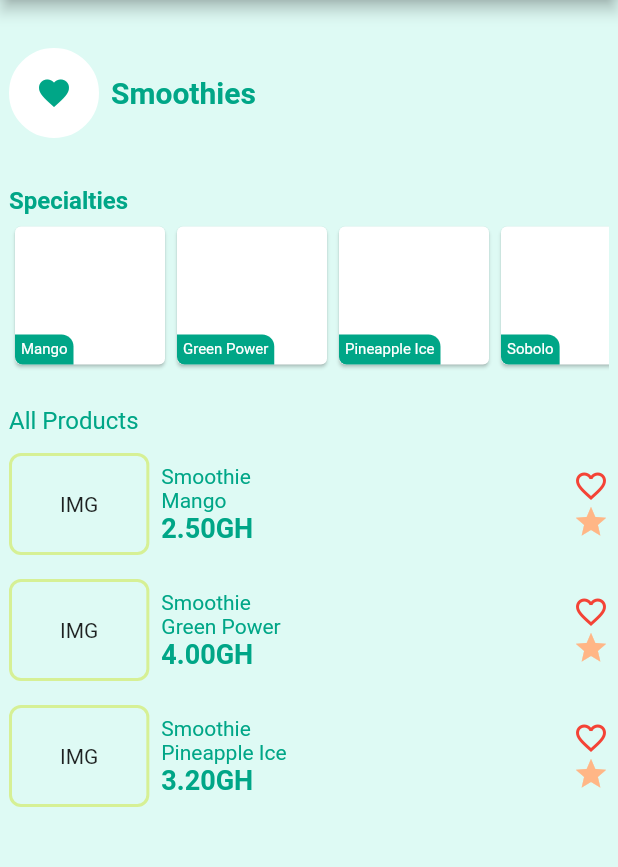
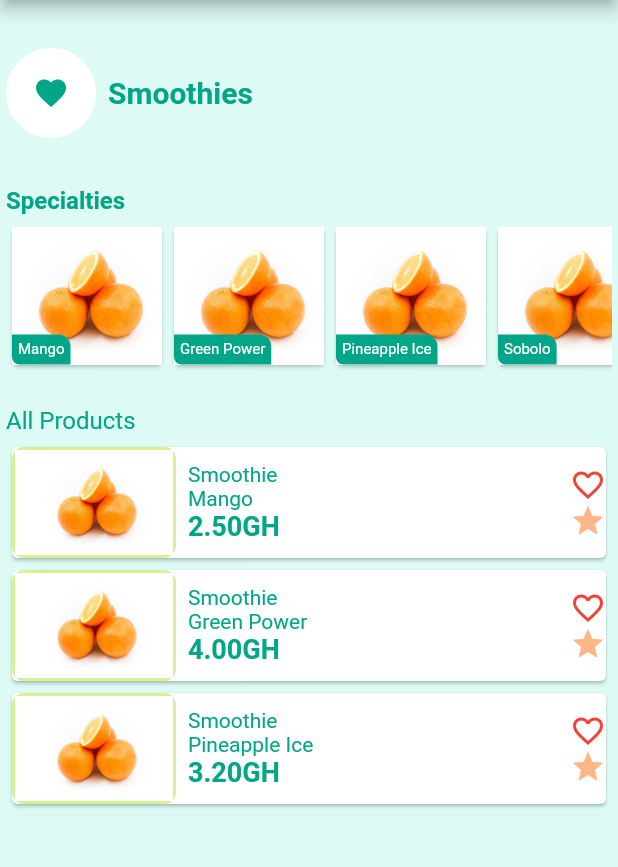
Before and after one commit to jessecodesNblends/IceOnAce, a Flutter app: the screen it shows after launch, on a phone screen of 412 x 824 dp, the part 84-951 px from its top. Run offline on Flutter 3.47's test engine with Material 2 defaults, Android fonts, the phone set to English and light mode, and no system bars.

Commit message:
Update widgets

```diff
--- a/lib/widgets/all_products_widget.dart
+++ b/lib/widgets/all_products_widget.dart
@@ -24,18 +24,24 @@ class AllProducts extends StatelessWidget {
 			    				itemCount: products.length,
 			    				itemBuilder: (context, index) {
 			    					return
-			    					// Card(
-			    					// 	child:
+			    					Card(
+			    						child:
 			    						Row(
 			    							children: <Widget>[
 			    								Container(
-			    									margin: EdgeInsets.fromLTRB(0, 8, 8, 8),
-			    									padding: EdgeInsets.symmetric(vertical: 24, horizontal: 32),
+			    									margin: EdgeInsets.fromLTRB(0, 0, 8, 0),
+			    									// padding: EdgeInsets.symmetric(vertical: 24, horizontal: 32),
 			    									decoration: BoxDecoration(
 			    										border: Border.all(width: 2, color: IceOnAceColours.LIGHTLIME),
 			    										borderRadius: BorderRadius.all(Radius.circular(8))
-													),
-			    									child: Text("IMG"),
+													  ),
+			    									child: Container(
+                              height: 70,
+                              child: Image.asset(
+                                products[index].image,
+                                fit: BoxFit.contain,
+                              )
+                            ) ,
 			    								),
 			    								Expanded(
 													child: Container(
@@ -61,8 +67,8 @@ class AllProducts extends StatelessWidget {
 			    								  ),
 			    								),
 			    							],
-			    						);
-			    					// );
+			    						)
+			    					);
 			    				}
 			    			),
 			    		),
--- a/lib/widgets/home.dart
+++ b/lib/widgets/home.dart
@@ -17,41 +17,41 @@ class Home extends StatefulWidget {
 }
 
 class HomeState extends State<Home> {
+
+  static const IMAGE = "assets/images/orange.jpg";
+
 	final products = [
-		Product(title: "Mango", price: 2.50, type: "Smoothie"),
-		Product(title: "Green Power", price: 4.00, type: "Smoothie"),
-		Product(title: "Pineapple Ice", price: 3.20, type: "Smoothie"),
-		Product(title: "Sobolo", price: 1.50, type: "Smoothie"),
-		Product(title: "Brukina", price: 2.00, type: "Smoothie"),
-		Product(title: "Pitoo", price: 3.20, type: "Smoothie"),
-		Product(title: "Brukutu", price: 2.50, type: "Smoothie"),
-		Product(title: "Vanilla Ice", price: 4.00, type: "Smoothie"),
-		Product(title: "Vodka Cream", price: 3.20, type: "Smoothie"),
-		Product(title: "Strawberry", price: 2.50, type: "Smoothie"),
-		Product(title: "Melon Ice", price: 4.00, type: "Smoothie"),
-		Product(title: "Blue Squash", price: 3.20, type: "Smoothie"),
-		Product(title: "Raspberry", price: 1.50, type: "Smoothie"),
-		Product(title: "Creamsicle", price: 2.00, type: "Smoothie"),
-		Product(title: "Cantaloupe", price: 3.20, type: "Smoothie"),
-		Product(title: "Coconut water", price: 2.50, type: "Smoothie"),
-		Product(title: "Frozen Orange Juice", price: 4.00, type: "Smoothie"),
-		Product(title: "Mexican Coffee", price: 3.20, type: "Smoothie"),
+		Product(title: "Mango", price: 2.50, type: "Smoothie", image: IMAGE),
+		Product(title: "Green Power", price: 4.00, type: "Smoothie", image: IMAGE),
+		Product(title: "Pineapple Ice", price: 3.20, type: "Smoothie", image: IMAGE),
+		Product(title: "Sobolo", price: 1.50, type: "Smoothie", image: IMAGE),
+		Product(title: "Brukina", price: 2.00, type: "Smoothie", image: IMAGE),
+		Product(title: "Pitoo", price: 3.20, type: "Smoothie", image: IMAGE),
+		Product(title: "Brukutu", price: 2.50, type: "Smoothie", image: IMAGE),
+		Product(title: "Vanilla Ice", price: 4.00, type: "Smoothie", image: IMAGE),
+		Product(title: "Vodka Cream", price: 3.20, type: "Smoothie", image: IMAGE),
+		Product(title: "Strawberry", price: 2.50, type: "Smoothie", image: IMAGE),
+		Product(title: "Melon Ice", price: 4.00, type: "Smoothie", image: IMAGE),
+		Product(title: "Blue Squash", price: 3.20, type: "Smoothie", image: IMAGE),
+		Product(title: "Raspberry", price: 1.50, type: "Smoothie", image: IMAGE),
+		Product(title: "Creamsicle", price: 2.00, type: "Smoothie", image: IMAGE),
+		Product(title: "Cantaloupe", price: 3.20, type: "Smoothie", image: IMAGE),
+		Product(title: "Coconut water", price: 2.50, type: "Smoothie", image: IMAGE),
+		Product(title: "Frozen Orange Juice", price: 4.00, type: "Smoothie", image: IMAGE),
+		Product(title: "Mexican Coffee", price: 3.20, type: "Smoothie", image: IMAGE),
 	];
 
 	@override
 	Widget build(BuildContext context) {
 		return Container(
-			padding: EdgeInsets.symmetric(horizontal: 6),
-			child: SingleChildScrollView(
-				child: Column(
-					crossAxisAlignment: CrossAxisAlignment.start,
+			padding: EdgeInsets.symmetric(horizontal: 4),
+				child: ListView(
 					children: <Widget>[
 						SmoothiesHeader(),
 						Specialities(products),
 						AllProducts(products)
 					],
 				),
-			),
 		);
 	}
 }
--- a/lib/widgets/specialities_widget.dart
+++ b/lib/widgets/specialities_widget.dart
@@ -38,6 +38,12 @@ class Specialities extends StatelessWidget {
 									Container(
 										alignment: Alignment.bottomLeft,
 										width: 100,
+                    decoration: BoxDecoration(
+                       image: DecorationImage(
+                          image: AssetImage(products[index].image),
+                          fit: BoxFit.cover
+                        ),
+                    ),
 										child: Container(
 											padding: EdgeInsets.all(4),
 											decoration: BoxDecoration(
--- a/pubspec.yaml
+++ b/pubspec.yaml
@@ -41,8 +41,8 @@ flutter:
   uses-material-design: true
 
   # To add assets to your application, add an assets section, like this:
-  # assets:
-  #  - images/a_dot_burr.jpeg
+  assets:
+   - assets/images/orange.jpg
   #  - images/a_dot_ham.jpeg
 
   # An image asset can refer to one or more resolution-specific "variants", see
```
Also changed, not shown: pubspec.lock, 1 other file.
